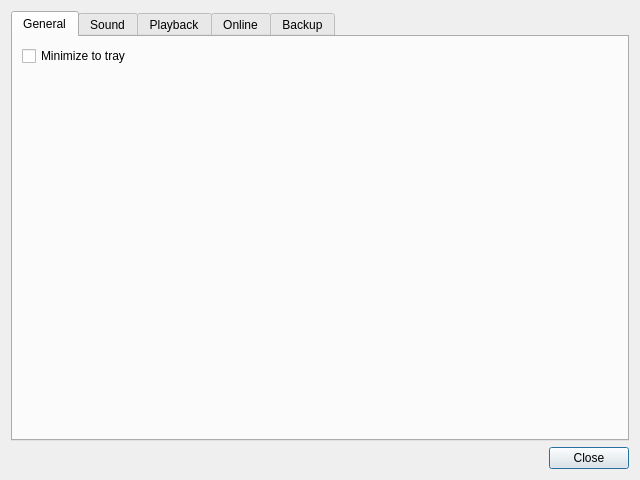
The window that ui/settings.ui (music-hive-dev/MusicHive) describes before a commit, drawn with Qt 5.
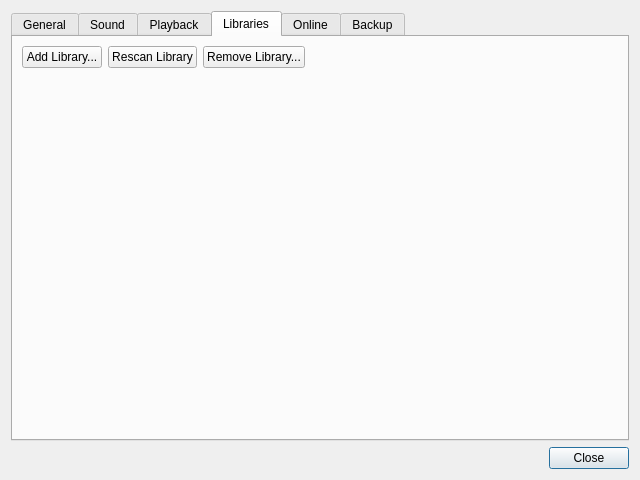
The same window after the commit. The open tabs and pages were chosen to show the change.

Commit message: added data folder move, more settings and saving cover images

```diff
--- a/ui/settings.ui
+++ b/ui/settings.ui
@@ -247,6 +247,73 @@
        </item>
       </layout>
      </widget>
+     <widget class="QWidget" name="librariesTab">
+      <attribute name="title">
+       <string>Libraries</string>
+      </attribute>
+      <layout class="QVBoxLayout" name="librariesTabLayout">
+       <item>
+        <layout class="QHBoxLayout" name="librariesButtonsRow">
+         <item>
+          <widget class="QPushButton" name="librariesAddButton">
+           <property name="text">
+            <string>Add Library...</string>
+           </property>
+           <property name="autoDefault">
+            <bool>false</bool>
+           </property>
+          </widget>
+         </item>
+         <item>
+          <widget class="QPushButton" name="librariesRescanButton">
+           <property name="text">
+            <string>Rescan Library</string>
+           </property>
+           <property name="autoDefault">
+            <bool>false</bool>
+           </property>
+          </widget>
+         </item>
+         <item>
+          <widget class="QPushButton" name="librariesRemoveButton">
+           <property name="text">
+            <string>Remove Library...</string>
+           </property>
+           <property name="autoDefault">
+            <bool>false</bool>
+           </property>
+          </widget>
+         </item>
+         <item>
+          <spacer name="librariesButtonsRowSpacer">
+           <property name="orientation">
+            <enum>Qt::Orientation::Horizontal</enum>
+           </property>
+           <property name="sizeHint" stdset="0">
+            <size>
+             <width>40</width>
+             <height>20</height>
+            </size>
+           </property>
+          </spacer>
+         </item>
+        </layout>
+       </item>
+       <item>
+        <spacer name="librariesTabSpacer">
+         <property name="orientation">
+          <enum>Qt::Orientation::Vertical</enum>
+         </property>
+         <property name="sizeHint" stdset="0">
+          <size>
+           <width>20</width>
+           <height>40</height>
+          </size>
+         </property>
+        </spacer>
+       </item>
+      </layout>
+     </widget>
      <widget class="QWidget" name="onlineTab">
       <attribute name="title">
        <string>Online</string>
```
Left out of the diff: 89 changed lines with no effect on the pictures. The commit also changes 3 other files.
